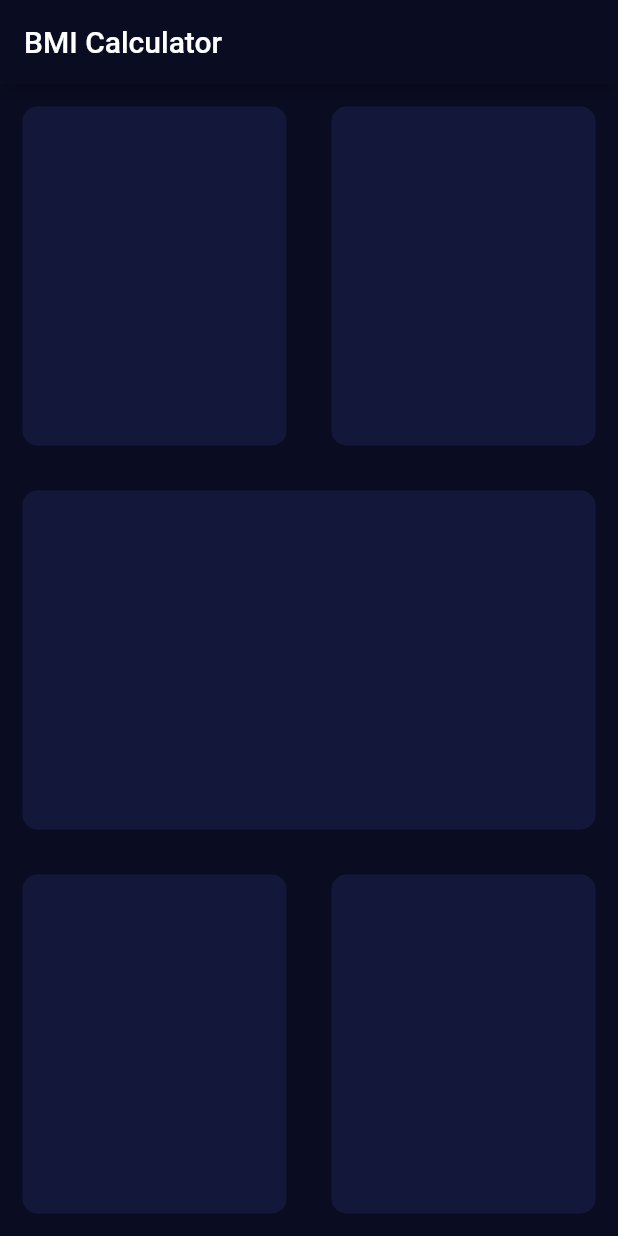
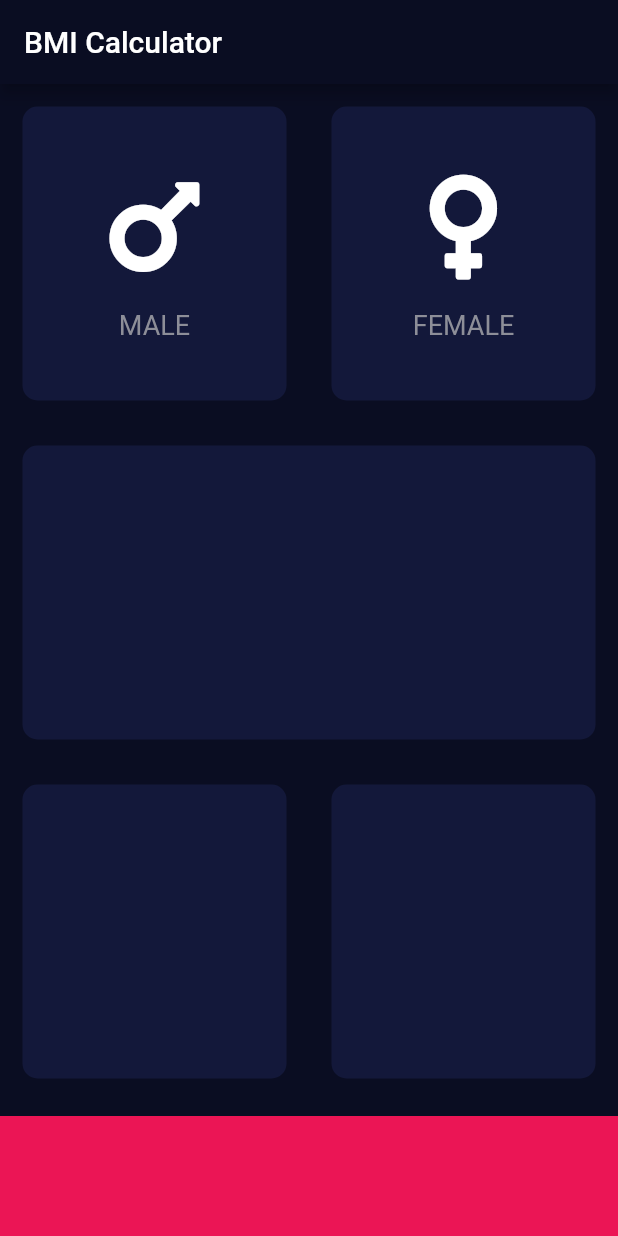
Before and after one commit to rhromets/BMI-Calculator, a Flutter app: the screen it shows after launch, on a phone screen of 412 x 824 dp. Run offline on Flutter 3.47's test engine with Material 2 defaults, Android fonts, the phone set to English and light mode, and no system bars; our stand-ins replace font_awesome_flutter.

Commit message:
Fix reusable widgets

```diff
--- /dev/null
+++ b/lib/icon_content.dart
@@ -0,0 +1,31 @@
+import 'package:flutter/material.dart';
+
+class IconContent extends StatelessWidget {
+  IconContent({required this.icon, required this.label});
+
+  final IconData icon;
+  final String label;
+
+  @override
+  Widget build(BuildContext context) {
+    return Column(
+      mainAxisAlignment: MainAxisAlignment.center,
+      children: [
+        Icon(
+          icon,
+          size: 80.0,
+        ),
+        SizedBox(
+          height: 15.0,
+        ),
+        Text(
+          label,
+          style: TextStyle(
+            color: Color(0xFF8D8E98),
+            fontSize: 18.0,
+          ),
+        )
+      ],
+    );
+  }
+}
--- a/lib/input_page.dart
+++ b/lib/input_page.dart
@@ -1,4 +1,11 @@
 import 'package:flutter/material.dart';
+import 'package:font_awesome_flutter/font_awesome_flutter.dart';
+import 'icon_content.dart';
+import 'reusable_card.dart';
+
+const bottomContainerHeight = 80.0;
+const activeCardColor = Color(0xFF13183A);
+const bottomContainerColor = Color(0xFFEB1555);
 
 class InputPage extends StatefulWidget {
   InputPage({Key? key, required this.title}) : super(key: key);
@@ -20,45 +27,58 @@ class _InputPageState extends State<InputPage> {
             child: Row(
               children: [
                 Expanded(
-                  child: ReusableCard(colour: Color(0xFF13183A)),
+                  child: ReusableCard(
+                    colour: activeCardColor,
+                    cardChild: IconContent(
+                      icon: FontAwesomeIcons.mars,
+                      label: 'MALE',
+                    ),
+                  ),
                 ),
-                Expanded(child: ReusableCard(colour: Color(0xFF13183A))),
+                Expanded(
+                  child: ReusableCard(
+                    colour: activeCardColor,
+                    cardChild: IconContent(
+                      icon: FontAwesomeIcons.venus,
+                      label: 'FEMALE',
+                    ),
+                  ),
+                ),
               ],
             ),
           ),
           Expanded(
-            child: ReusableCard(colour: Color(0xFF13183A)),
+            child: ReusableCard(
+              colour: activeCardColor,
+              cardChild: Container(),
+            ),
           ),
           Expanded(
             child: Row(
               children: [
                 Expanded(
-                  child: ReusableCard(colour: Color(0xFF13183A)),
+                  child: ReusableCard(
+                    colour: activeCardColor,
+                    cardChild: Container(),
+                  ),
                 ),
                 Expanded(
-                  child: ReusableCard(colour: Color(0xFF13183A)),
+                  child: ReusableCard(
+                    colour: activeCardColor,
+                    cardChild: Container(),
+                  ),
                 ),
               ],
             ),
           ),
+          Container(
+            height: bottomContainerHeight,
+            color: bottomContainerColor,
+            margin: EdgeInsets.only(top: 10.0),
+            width: double.infinity,
+          )
         ],
       ),
     );
   }
 }
-
-class ReusableCard extends StatelessWidget {
-  ReusableCard({required this.colour});
-  final Color colour;
-
-  @override
-  Widget build(BuildContext context) {
-    return Container(
-      margin: EdgeInsets.all(15.0),
-      decoration: BoxDecoration(
-        color: colour,
-        borderRadius: BorderRadius.circular(10.0),
-      ),
-    );
-  }
-}
--- /dev/null
+++ b/lib/reusable_card.dart
@@ -0,0 +1,19 @@
+import 'package:flutter/material.dart';
+
+class ReusableCard extends StatelessWidget {
+  ReusableCard({required this.colour, required this.cardChild});
+  final Color colour;
+  final Widget cardChild;
+
+  @override
+  Widget build(BuildContext context) {
+    return Container(
+      child: cardChild,
+      margin: EdgeInsets.all(15.0),
+      decoration: BoxDecoration(
+        color: colour,
+        borderRadius: BorderRadius.circular(10.0),
+      ),
+    );
+  }
+}
```
Also changed, not shown: pubspec.yaml (+1 -55 lines), pubspec.lock.
